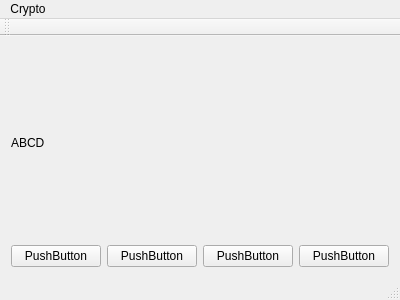
Above: CapstoneCryptography/forms/mainwindow.ui from egandunning/learn-crypto before the change. Below: the same form after it.
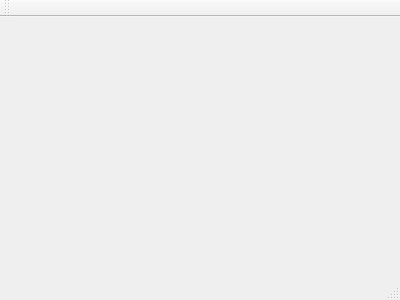
That is the form after the change.

Commit message: Removed the buttons in the main window.

Patch:
```diff
--- a/CapstoneCryptography/forms/mainwindow.ui
+++ b/CapstoneCryptography/forms/mainwindow.ui
@@ -16,51 +16,7 @@
   <widget class="QWidget" name="centralWidget">
    <layout class="QGridLayout" name="gridLayout">
     <item row="0" column="0">
-     <layout class="QHBoxLayout" name="horizontalLayout">
-      <item>
-       <widget class="QLabel" name="label">
-        <property name="text">
-         <string>ABCD</string>
-        </property>
-       </widget>
-      </item>
-     </layout>
-    </item>
-    <item row="1" column="0">
-     <layout class="QGridLayout" name="gridLayout_2">
-      <item row="0" column="0">
-       <layout class="QHBoxLayout" name="horizontalLayout_2">
-        <item>
-         <widget class="QPushButton" name="pushButton_3">
-          <property name="text">
-           <string>PushButton</string>
-          </property>
-         </widget>
-        </item>
-        <item>
-         <widget class="QPushButton" name="pushButton_2">
-          <property name="text">
-           <string>PushButton</string>
-          </property>
-         </widget>
-        </item>
-        <item>
-         <widget class="QPushButton" name="pushButton_4">
-          <property name="text">
-           <string>PushButton</string>
-          </property>
-         </widget>
-        </item>
-        <item>
-         <widget class="QPushButton" name="pushButton">
-          <property name="text">
-           <string>PushButton</string>
-          </property>
-         </widget>
-        </item>
-       </layout>
-      </item>
-     </layout>
+     <layout class="QHBoxLayout" name="horizontalLayout"/>
     </item>
    </layout>
   </widget>
@@ -73,13 +29,6 @@
      <height>22</height>
     </rect>
    </property>
-   <widget class="QMenu" name="menuCrypto">
-    <property name="title">
-     <string>Crypto</string>
-    </property>
-    <addaction name="separator"/>
-   </widget>
-   <addaction name="menuCrypto"/>
   </widget>
   <widget class="QToolBar" name="mainToolBar">
    <attribute name="toolBarArea">
```
Left out of the diff: 6 changed lines with no effect on the pictures. The commit also changes 1 other file.
